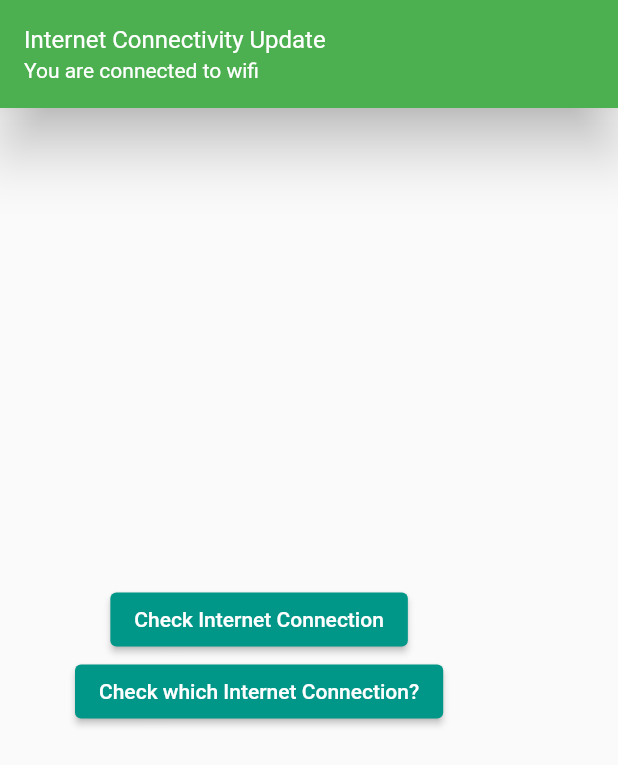
After one commit to riyatyagi2021/flutter_advance, a Flutter app: the WidgetsList screen opened directly, after a tap on "Internet Connectivity", on a phone screen of 412 x 824 dp. The commit adds this screen. Shown: the top 765 px of the screen. Run offline on Flutter 3.47's test engine with Material 2 defaults, Android fonts, the phone set to English and light mode, and no system bars; drawn by our look-alikes of overlay_support; our stand-ins replace camera, carousel_slider, chewie, connectivity, firebase_auth, firebase_core and 19 more; missing offline and left inert: camera_platform_interface, flutter_facebook_auth; accounts and stored records are empty; generated files the repository leaves out were written again.

Commit message:
internet connectivity

```diff
--- a/lib/Utils/utilclasses.dart
+++ b/lib/Utils/utilclasses.dart
@@ -1,8 +1,19 @@
 import 'package:flutter/material.dart';
+import 'package:overlay_support/overlay_support.dart';
 
 class Utils {
+  static void showSnackBar(BuildContext context, {required String title}) =>
+      ScaffoldMessenger.of(context)
+          .showSnackBar(SnackBar(content: Text(title)));
 
- static void showSnackBar(BuildContext context, {required String title})=>
-     ScaffoldMessenger.of(context).showSnackBar(SnackBar(content: Text(title)));
-
+  static void showTopSnackBar(
+    BuildContext context,
+    String message,
+    Color color,
+  ) =>
+      showSimpleNotification(
+        Text('Internet Connectivity Update'),
+        subtitle: Text(message),
+        background: color,
+      );
 }
--- a/lib/home_buttons_list.dart
+++ b/lib/home_buttons_list.dart
@@ -8,7 +8,6 @@ import 'package:advance_flutter/others/animations2.dart';
 import 'package:advance_flutter/others/canvas_objets.dart';
 import 'package:advance_flutter/others/date_time_web_url.dart';
 import 'package:advance_flutter/others/dropdown_list.dart';
-import 'package:advance_flutter/tasks_given/delete_mode.dart';
 import 'package:advance_flutter/tasks_given/edit_time_slot.dart';
 import 'package:advance_flutter/tasks_given/edit_ui.dart';
 import 'package:advance_flutter/others/bottomsheet.dart';
@@ -43,7 +42,7 @@ class _HelloState extends State<Hello> {
 
 
 
-//// Animationnnsss for pag routing
+//// Animationnnsss for page routing
   Route _createRoute() {
     return PageRouteBuilder(
       pageBuilder: (context, animation, secondaryAnimation) => const Instagram(),
--- a/lib/others/dialog_popup.dart
+++ b/lib/others/dialog_popup.dart
@@ -64,7 +64,8 @@ class _DialogAndPopUpState extends State<DialogAndPopUp> {
                         backgroundColor: Colors.yellow)),
                 SizedBox(height: 20,),
                 TextButton(
-                    onPressed: ()=>showDialog(context: context, builder: (BuildContext context) {
+                    onPressed: ()=>
+                        showDialog(context: context, builder: (BuildContext context) {
                       return Dialog(
                         child: Container(
                           height: 300,
--- a/lib/widgets/list_of_widgets.dart
+++ b/lib/widgets/list_of_widgets.dart
@@ -1,4 +1,5 @@
-import 'package:advance_flutter/widgets/widgets_list/absorb_pointer.dart';
+import 'package:advance_flutter/widgets/widgets_list/internet_connection.dart';
+import 'package:advance_flutter/widgets/widgets_list/sliver_appbar.dart';
 import 'package:flutter/material.dart';
 
 class WidgetsList extends StatefulWidget {
@@ -21,40 +22,45 @@ class _WidgetsListState extends State<WidgetsList> {
                 /////constraints
                 Container(
                     color: Colors.grey,
-                  constraints: BoxConstraints(
-                      maxHeight: 150,
-                      maxWidth: 300
-                  ),
+                    constraints: BoxConstraints(maxHeight: 150, maxWidth: 300),
                     child: ShaderMask(
                         shaderCallback: (rect) {
                           return RadialGradient(
                                   radius: 1,
                                   center: Alignment.topLeft,
                                   tileMode: TileMode.mirror,
-                          colors: [Colors.yellow, Colors.red]
-                      ).createShader(rect);
+                                  colors: [Colors.yellow, Colors.red])
+                              .createShader(rect);
                         },
-                    child: const Text("RIYA ",
-                    style: TextStyle(fontSize: 100),))),
-          SizedBox(height: 20,),
+                        child: const Text(
+                          "RIYA ",
+                          style: TextStyle(fontSize: 100),
+                        ))),
+                SizedBox(
+                  height: 20,
+                ),
                 ElevatedButton(
                   child: Text("Silver App Bar"),
                   style: ElevatedButton.styleFrom(
                       primary: Colors.green, padding: EdgeInsets.all(20)),
-            onPressed: () =>
-                Navigator.push(
-                    context,
-                    MaterialPageRoute(builder: (context) => AbsorbPainter())),
+                  onPressed: () => Navigator.push(context,
+                      MaterialPageRoute(builder: (context) => SliverAppBArr())),
                 ),
-          SizedBox(height: 20,),
-
+                SizedBox(
+                  height: 20,
+                ),
+                ElevatedButton(
+                  child: Text("Internet Connectivity"),
+                  style: ElevatedButton.styleFrom(
+                      primary: Colors.green, padding: EdgeInsets.all(20)),
+                  onPressed: () => Navigator.push(context,
+                      MaterialPageRoute(builder: (context) => Check())),
+                ),
               ],
             ),
           ),
         ),
-
-    )
-    ,
+      ),
     );
   }
 }
--- /dev/null
+++ b/lib/widgets/widgets_list/internet_connection.dart
@@ -0,0 +1,92 @@
+import 'dart:async';
+
+import 'package:advance_flutter/Utils/utilclasses.dart';
+import 'package:connectivity/connectivity.dart';
+import 'package:flutter/material.dart';
+import 'package:fluttertoast/fluttertoast.dart';
+import 'package:overlay_support/overlay_support.dart';
+
+class Check extends StatelessWidget {
+  static final String title = 'Has Internet?';
+
+  @override
+  Widget build(BuildContext context) => OverlaySupport(
+        child: MaterialApp(
+          debugShowCheckedModeBanner: false,
+          title: title,
+          theme: ThemeData(primarySwatch: Colors.teal),
+          home: InternetCheck(),
+        ),
+      );
+}
+
+class InternetCheck extends StatefulWidget {
+  const InternetCheck({Key? key}) : super(key: key);
+
+  @override
+  _InternetCheckState createState() => _InternetCheckState();
+}
+
+class _InternetCheckState extends State<InternetCheck> {
+  late StreamSubscription subscription;
+  Future<bool> check() async {
+    var connectivityResult = await (Connectivity().checkConnectivity());
+    if (connectivityResult == ConnectivityResult.mobile) {
+      return true;
+    } else if (connectivityResult == ConnectivityResult.wifi) {
+      return true;
+    }
+    return false;
+  }
+
+  @override
+  void initState() {
+    super.initState();
+    subscription =
+        Connectivity().onConnectivityChanged.listen(showConnectivitySnackBar);
+  }
+
+  @override
+  Widget build(BuildContext context) {
+    return Scaffold(
+      body: SafeArea(
+        child: Container(
+          margin: EdgeInsets.only(top: 50, left: 50),
+          child: Column(
+            mainAxisAlignment: MainAxisAlignment.center,
+            crossAxisAlignment: CrossAxisAlignment.center,
+            children: [
+              ElevatedButton(
+                  onPressed: () {
+                    check().then((internet) {
+                      if (internet != null && internet) {
+                        Fluttertoast.showToast(msg: "Yes, internet is there");
+                      } else {
+                        Fluttertoast.showToast(msg: "Noooo internet is there");
+                      }
+                    });
+                  },
+                  child: Text("Check Internet Connection")),
+              ElevatedButton(
+                  onPressed: () async {
+                    final result = await Connectivity().checkConnectivity();
+                    showConnectivitySnackBar(result);
+                  },
+                  child: Text("Check which Internet Connection?")),
+            ],
+          ),
+        ),
+      ),
+    );
+  }
+
+  void showConnectivitySnackBar(ConnectivityResult result) {
+    final hasInternet = result != ConnectivityResult.none;
+    final message = hasInternet
+        ? 'You are connected to ${result.name.toString()}'
+        : 'You have no internet';
+    final color = hasInternet ? Colors.green : Colors.red;
+
+    Utils.showTopSnackBar(context, message, color);
+  }
+}
--- a/pubspec.yaml
+++ b/pubspec.yaml
@@ -63,6 +63,8 @@ dependencies:
   webview_flutter: ^2.0.0
   flutter_switch: ^0.3.2
   image_picker: 0.8.0
+  connectivity: ^3.0.6
+  overlay_support: ^1.2.1               #for showing notifications at top
 
 
 #  geolocator: ^7.0.0
```
Also changed, not shown: lib/widgets/widgets_list/absorb_pointer.dart (deleted, +0 -60 lines), lib/widgets/widgets_list/sliver_appbar.dart (added, +59 -0 lines), pubspec.lock. Lines whose indentation alone changed are shown as unchanged.
